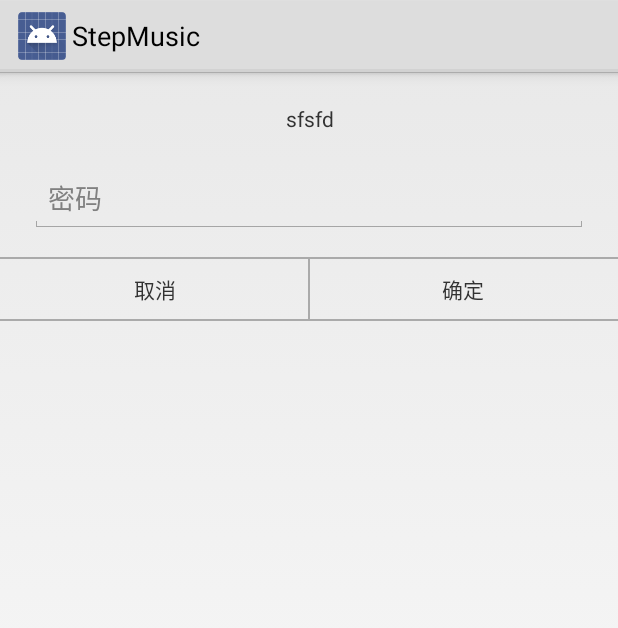
After one commit to rantianhua/StepMusic, an Android app: the layout pass_dialog.xml on its own in the app's theme, with its tools: preview values and no code run, on a phone screen of 412 x 824 dp. The commit adds this screen. Shown: the top 628 px of the screen. Run offline under Robolectric (Android 15) with nearby library versions, the phone set to English and light mode, and no system bars.

Commit message:
增加自动检测强度并连接wifi的功能

```diff
--- /dev/null
+++ b/app/src/main/res/layout/pass_dialog.xml
@@ -0,0 +1,75 @@
+<?xml version="1.0" encoding="utf-8"?>
+<RelativeLayout xmlns:android="http://schemas.android.com/apk/res/android"
+    android:layout_width="match_parent" android:layout_height="wrap_content"
+    >
+
+    <TextView
+        android:layout_width="match_parent"
+        android:layout_height="30dp"
+        android:gravity="center"
+        android:id="@+id/pass_dialog_title"
+        android:text="sfsfd"
+        android:layout_marginTop="16dp"
+        />
+
+    <EditText
+        android:layout_width="match_parent"
+        android:layout_height="45dp"
+        android:hint="密码"
+        android:id="@+id/pass_dialog_et_pass"
+        android:layout_below="@+id/pass_dialog_title"
+        android:layout_marginLeft="20dp"
+        android:layout_marginRight="20dp"
+        android:layout_marginTop="16dp"
+        />
+
+    <View
+        android:layout_width="match_parent"
+        android:layout_height="1dp"
+        android:background="@android:color/darker_gray"
+        android:id="@+id/pass_dialog_line1"
+        android:layout_below="@+id/pass_dialog_et_pass"
+        android:layout_marginTop="16dp"/>
+
+    <View
+        android:layout_width="1dp"
+        android:layout_height="40dp"
+        android:background="@android:color/darker_gray"
+        android:id="@+id/pass_dialog_line2"
+        android:layout_below="@+id/pass_dialog_line1"
+        android:layout_centerHorizontal="true"
+        />
+
+    <View
+        android:layout_width="match_parent"
+        android:layout_height="1dp"
+        android:background="@android:color/darker_gray"
+        android:id="@+id/pass_dialog_line3"
+        android:layout_below="@+id/pass_dialog_line2"
+        />
+
+    <TextView
+        android:layout_width="wrap_content"
+        android:layout_height="wrap_content"
+        android:layout_alignLeft="@+id/pass_dialog_line1"
+        android:layout_alignRight="@+id/pass_dialog_line2"
+        android:layout_alignTop="@+id/pass_dialog_line1"
+        android:layout_alignBottom="@+id/pass_dialog_line3"
+        android:text="取消"
+        android:gravity="center"
+        android:id="@+id/pass_dialog_cancel"
+        />
+
+    <TextView
+        android:layout_width="wrap_content"
+        android:layout_height="wrap_content"
+        android:layout_alignLeft="@+id/pass_dialog_line2"
+        android:layout_alignRight="@+id/pass_dialog_line1"
+        android:layout_alignTop="@+id/pass_dialog_line1"
+        android:layout_alignBottom="@+id/pass_dialog_line3"
+        android:text="确定"
+        android:gravity="center"
+        android:id="@+id/pass_dialog_sure"
+        />
+
+</RelativeLayout>
```
Also changed, not shown: app/src/main/java/com/example/rth/stepmusic/MainActivity.java (+105 -2 lines), app/src/main/java/com/example/rth/util/MyWifiManager.java (+111 -111 lines), app/src/main/java/com/example/rth/util/WiFiBroadcastReceiver.java (+6 -9 lines).
